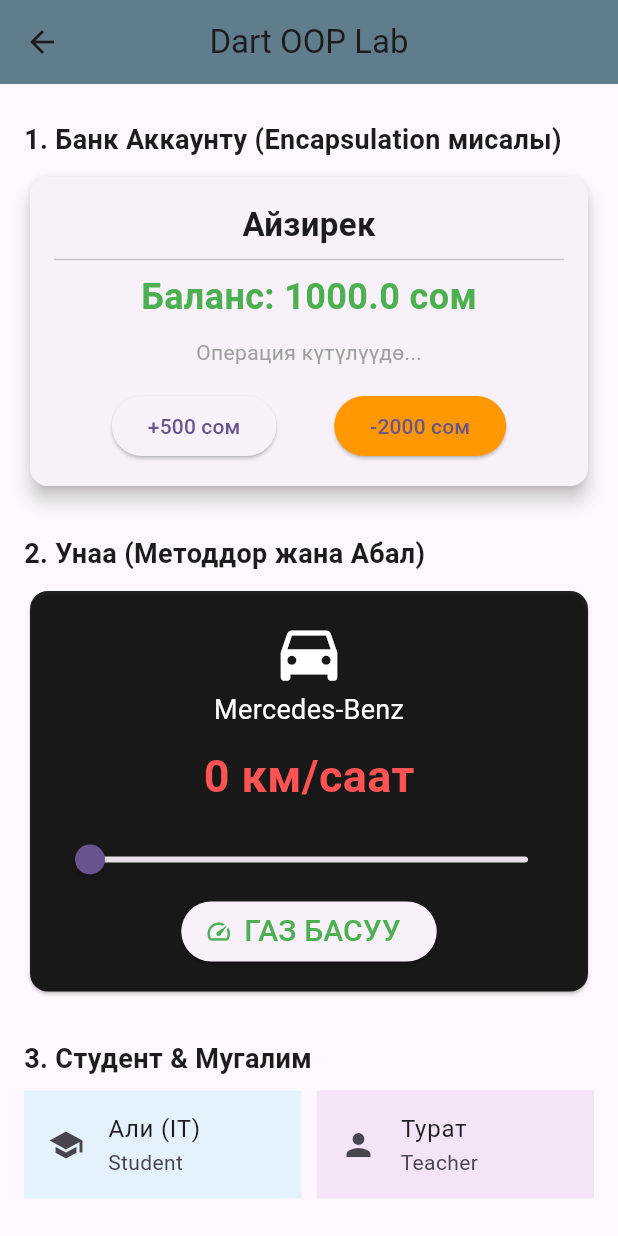
After one commit to TuratDev/dart_lessons, a Flutter app: the screen it shows after launch, after a tap on "6-сабак: Dart Language Basics - OOP Mast", on a phone screen of 412 x 824 dp. The commit adds this screen. Run offline on Flutter 3.47's test engine with Material 3 defaults, Android fonts, the phone set to English and light mode, and no system bars.

Commit message:
OOP Master page created

```diff
--- /dev/null
+++ b/lib/bin/classes_objects.dart
@@ -0,0 +1,98 @@
+import 'package:flutter/foundation.dart';
+
+class Student {
+  String name; // маалымат
+  int age; // маалымат
+  int classNumber; // маалымат
+  String major; // маалымат
+
+  Student(this.name, this.age, this.classNumber, this.major);
+
+  void introduce() {
+    if (kDebugMode) {
+      print("Салам, менин атым $name, мен $age жаштамын");
+    }
+  }
+}
+
+class Teacher {
+  String name;
+  String subject;
+  int experience;
+
+  Teacher(this.name, this.subject, this.experience);
+
+  void introduce() {
+    if (kDebugMode) {
+      print(
+        "Салам, менин атым $name, мен $subject мугалимимин $experience жыл тажрыйбам бар",
+      );
+    }
+  }
+}
+
+class Car {
+  String brand;
+  String model;
+  int year;
+  String color;
+  int speed;
+
+  Car(this.brand, this.model, this.year, this.color, this.speed);
+
+  void drive() {
+    if (kDebugMode) {
+      print("$brand унаа $speed км/саат ылдамдыкта кетип бара жатат");
+    }
+  }
+
+  void speedUp() {
+    speed += 90;
+    if (kDebugMode) {
+      print("$brand унаа $speed км/саат ылдамдыкта кетип бара жатат");
+    }
+  }
+}
+
+class BankAccount {
+  String ownerName;
+  double balance;
+
+  BankAccount(this.ownerName, this.balance);
+
+  void deposit(double amount) {
+    balance += amount;
+    if (kDebugMode) {
+      print("$ownerName $amount сом салынды");
+    }
+  }
+
+  void withdraw(double amount) {
+    balance -= amount;
+    if (kDebugMode) {
+      print("$ownerName $amount сом алынды");
+    }
+  }
+}
+
+void main() {
+  Student st1 = Student("Ali", 18, 1, "IT");
+  Student st2 = Student("Канымжан", 17, 1, "Math");
+  Teacher t1 = Teacher("Turat", "Kyrgyz Language", 11);
+
+  if (kDebugMode) {
+    print(st1.name); // Ali
+    print(st2.name); // Канымжан
+    st1.introduce();
+    st2.introduce();
+    t1.introduce();
+
+    Car car1 = Car("Mercedes", "S-Class", 2022, "Black", 0);
+    car1.drive();
+    car1.speedUp();
+
+    BankAccount b1 = BankAccount("Aizirek", 1000);
+    b1.deposit(100);
+    b1.withdraw(50);
+  }
+}
--- a/lib/home_page.dart
+++ b/lib/home_page.dart
@@ -1,3 +1,4 @@
+import 'package:dart_lesson/lesson_pages/classes_objects_ui.dart';
 import 'package:dart_lesson/lesson_pages/cycle_game_page.dart';
 import 'package:dart_lesson/lesson_pages/data_structures_page.dart';
 import 'package:dart_lesson/lesson_pages/for_while_loops.dart';
@@ -108,6 +109,21 @@ class HomePage extends StatelessWidget {
                   '5-сабак: Dart Language Basics - Data Structures Page',
                 ),
               ),
+
+              const SizedBox(height: 16),
+              ElevatedButton(
+                onPressed: () {
+                  Navigator.push(
+                    context,
+                    MaterialPageRoute(
+                      builder: (context) => const OOPMasterPage(),
+                    ),
+                  );
+                },
+                child: const Text(
+                  '6-сабак: Dart Language Basics - OOP Master Page',
+                ),
+              ),
             ],
           ),
         ),
--- /dev/null
+++ b/lib/lesson_pages/classes_objects_ui.dart
@@ -0,0 +1,210 @@
+import 'package:flutter/material.dart';
+
+// --- КЛАССТАР (Сиздин коддун негизинде) ---
+
+class BankAccount {
+  String ownerName;
+  double balance;
+
+  BankAccount(this.ownerName, this.balance);
+
+  String deposit(double amount) {
+    balance += amount;
+    return "$amount сом салынды. Жаңы баланс: $balance";
+  }
+
+  String withdraw(double amount) {
+    if (amount > balance) {
+      return "Ката: Каражат жетишсиз! Сизде болгону $balance сом бар.";
+    }
+    balance -= amount;
+    return "$amount сом алынды. Калган баланс: $balance";
+  }
+}
+
+class Car {
+  String brand;
+  int speed;
+
+  Car(this.brand, this.speed);
+
+  void speedUp() {
+    speed += 20;
+  }
+}
+
+// --- ФЛАТТЕР ИНТЕРФЕЙСИ ---
+
+class OOPMasterPage extends StatefulWidget {
+  const OOPMasterPage({super.key});
+
+  @override
+  State<OOPMasterPage> createState() => _OOPMasterPageState();
+}
+
+class _OOPMasterPageState extends State<OOPMasterPage> {
+  // Объекттерди түзөбүз
+  final BankAccount myAccount = BankAccount("Айзирек", 1000.0);
+  final Car myCar = Car("Mercedes-Benz", 0);
+  String bankLog = "Операция күтүлүүдө...";
+
+  @override
+  Widget build(BuildContext context) {
+    return Scaffold(
+      appBar: AppBar(
+        title: const Text("Dart OOP Lab"),
+        backgroundColor: Colors.blueGrey,
+        centerTitle: true,
+      ),
+      body: SingleChildScrollView(
+        padding: const EdgeInsets.all(16.0),
+        child: Column(
+          children: [
+            _buildSectionTitle("1. Банк Аккаунту (Encapsulation мисалы)"),
+            _buildBankCard(),
+            const SizedBox(height: 20),
+            _buildSectionTitle("2. Унаа (Методдор жана Абал)"),
+            _buildCarCard(),
+            const SizedBox(height: 20),
+            _buildSectionTitle("3. Студент & Мугалим"),
+            _buildPeopleSection(),
+          ],
+        ),
+      ),
+    );
+  }
+
+  // БАНК КАРТОЧКАСЫ
+  Widget _buildBankCard() {
+    return Card(
+      elevation: 5,
+      child: Padding(
+        padding: const EdgeInsets.all(16.0),
+        child: Column(
+          children: [
+            Text(
+              myAccount.ownerName,
+              style: const TextStyle(fontSize: 22, fontWeight: FontWeight.bold),
+            ),
+            const Divider(),
+            Text(
+              "Баланс: ${myAccount.balance} сом",
+              style: const TextStyle(
+                fontSize: 24,
+                color: Colors.green,
+                fontWeight: FontWeight.bold,
+              ),
+            ),
+            const SizedBox(height: 10),
+            Text(
+              bankLog,
+              style: TextStyle(
+                color: bankLog.contains("Ката") ? Colors.red : Colors.grey,
+              ),
+            ),
+            const SizedBox(height: 15),
+            Row(
+              mainAxisAlignment: MainAxisAlignment.spaceEvenly,
+              children: [
+                ElevatedButton(
+                  onPressed: () =>
+                      setState(() => bankLog = myAccount.deposit(500)),
+                  child: const Text("+500 сом"),
+                ),
+                ElevatedButton(
+                  style: ElevatedButton.styleFrom(
+                    backgroundColor: Colors.orange,
+                  ),
+                  onPressed: () =>
+                      setState(() => bankLog = myAccount.withdraw(2000)),
+                  child: const Text("-2000 сом"),
+                ),
+              ],
+            ),
+          ],
+        ),
+      ),
+    );
+  }
+
+  // УНАА КАРТОЧКАСЫ
+  Widget _buildCarCard() {
+    return Card(
+      color: Colors.black87,
+      child: Padding(
+        padding: const EdgeInsets.all(16.0),
+        child: Column(
+          children: [
+            const Icon(Icons.directions_car, size: 50, color: Colors.white),
+            Text(
+              myCar.brand,
+              style: const TextStyle(color: Colors.white, fontSize: 18),
+            ),
+            const SizedBox(height: 10),
+            Text(
+              "${myCar.speed} км/саат",
+              style: const TextStyle(
+                color: Colors.redAccent,
+                fontSize: 30,
+                fontWeight: FontWeight.bold,
+              ),
+            ),
+            const SizedBox(height: 10),
+            Slider(
+              value: myCar.speed.toDouble(),
+              max: 220,
+              onChanged: (val) {}, // Жөн гана визуалдык
+            ),
+            ElevatedButton.icon(
+              onPressed: () => setState(() => myCar.speedUp()),
+
+              label: const Text(
+                "ГАЗ БАСУУ",
+                style: TextStyle(color: Colors.green, fontSize: 20),
+              ),
+              icon: const Icon(Icons.speed, color: Colors.green),
+            ),
+          ],
+        ),
+      ),
+    );
+  }
+
+  // АДАМДАР БӨЛҮМҮ
+  Widget _buildPeopleSection() {
+    return Row(
+      children: [
+        Expanded(
+          child: ListTile(
+            tileColor: Colors.blue.shade50,
+            leading: const Icon(Icons.school),
+            title: const Text("Али (IT)"),
+            subtitle: const Text("Student"),
+          ),
+        ),
+        const SizedBox(width: 10),
+        Expanded(
+          child: ListTile(
+            tileColor: Colors.purple.shade50,
+            leading: const Icon(Icons.person),
+            title: const Text("Турат"),
+            subtitle: const Text("Teacher"),
+          ),
+        ),
+      ],
+    );
+  }
+
+  Widget _buildSectionTitle(String title) {
+    return Align(
+      alignment: Alignment.centerLeft,
+      child: Padding(
+        padding: const EdgeInsets.symmetric(vertical: 8.0),
+        child: Text(
+          title,
+          style: const TextStyle(fontSize: 18, fontWeight: FontWeight.bold),
+        ),
+      ),
+    );
+  }
+}
```
